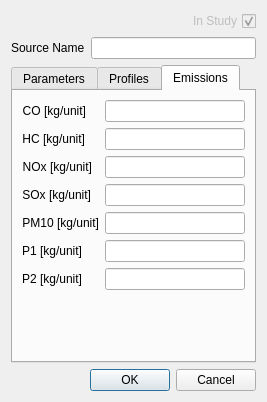
eurocontrol-asu/open_alaqs, file ui/ui_point_sources.ui: the form before one commit.
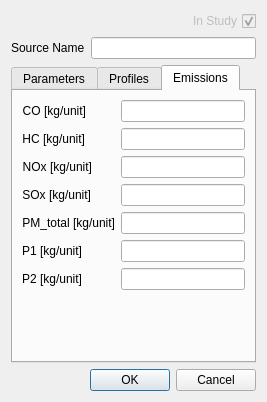
The form after the commit. The open tabs and pages were chosen to show the change.

Commit message: Rename PM10 to PM_total

The edit to the form file:
```diff
--- a/ui/ui_point_sources.ui
+++ b/ui/ui_point_sources.ui
@@ -259,7 +259,7 @@
        <item row="4" column="0">
         <widget class="QLabel" name="label_17">
          <property name="text">
-          <string>PM10 [kg/unit]</string>
+          <string>PM_total [kg/unit]</string>
          </property>
          <property name="alignment">
           <set>Qt::AlignRight|Qt::AlignTrailing|Qt::AlignVCenter</set>
```
Left out of the diff: 4 changed lines with no effect on the pictures. The commit also changes 45 other files.
